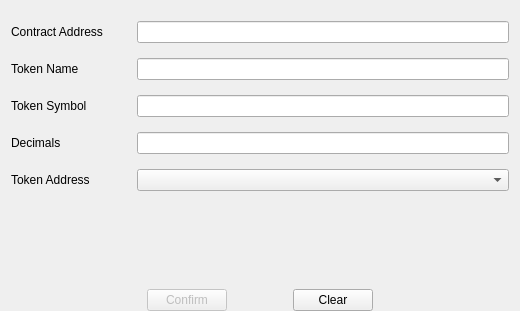
This is src/qt/forms/addtokenpage.ui in githubzon/qtum as Qt 5 draws it before an edit. The edited form follows.
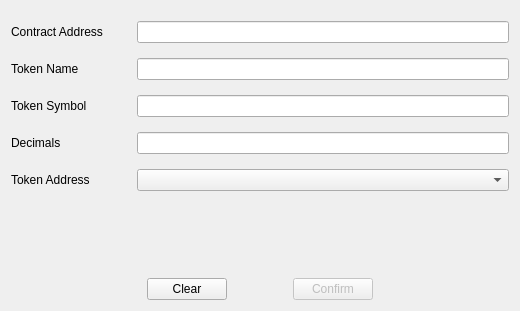
This is the edited form. Custom widgets are drawn as their Qt base class.

Commit message: Update main screens buttons

Diff of the .ui file:
```diff
--- a/src/qt/forms/addtokenpage.ui
+++ b/src/qt/forms/addtokenpage.ui
@@ -14,9 +14,6 @@
    <string>Form</string>
   </property>
   <layout class="QVBoxLayout" name="verticalLayout">
-   <property name="bottomMargin">
-    <number>0</number>
-   </property>
    <item>
     <spacer name="verticalSpacer_2">
      <property name="orientation">
@@ -211,12 +208,9 @@
       </spacer>
      </item>
      <item>
-      <widget class="QPushButton" name="confirmButton">
-       <property name="enabled">
-        <bool>false</bool>
-       </property>
+      <widget class="QPushButton" name="clearButton">
        <property name="text">
-        <string>Confirm</string>
+        <string>Clear</string>
        </property>
       </widget>
      </item>
@@ -237,9 +231,12 @@
       </spacer>
      </item>
      <item>
-      <widget class="QPushButton" name="clearButton">
+      <widget class="QPushButton" name="confirmButton">
+       <property name="enabled">
+        <bool>false</bool>
+       </property>
        <property name="text">
-        <string>Clear</string>
+        <string>Confirm</string>
        </property>
       </widget>
      </item>
```
The commit also changes 19 other files.
